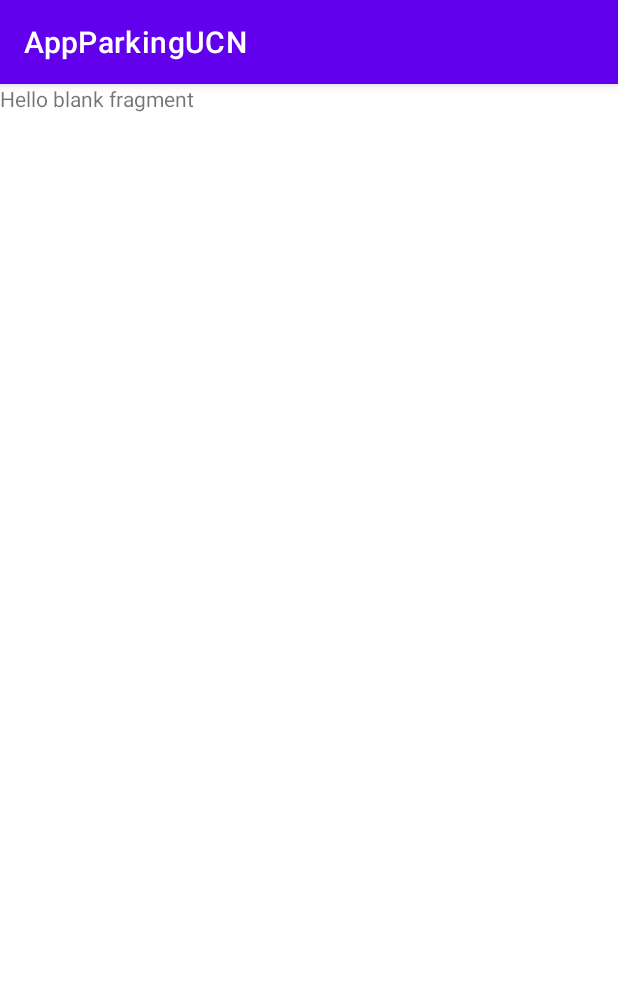
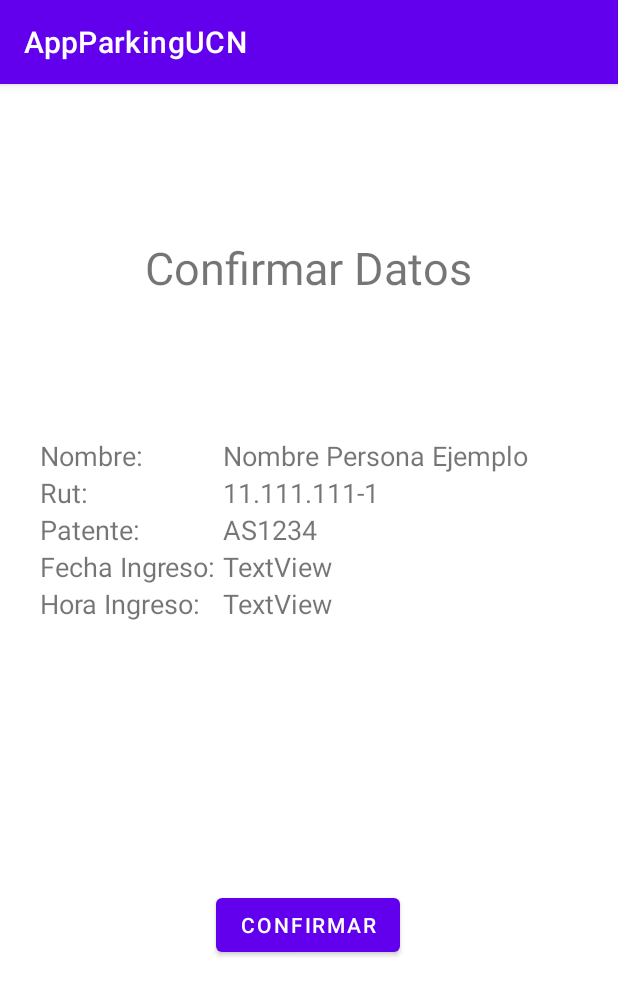
Before and after one commit to HyperCC/ParkingUCN, an Android app: the fragment RegistrarConfirmacion shown on its own in the app's theme, on a phone screen of 412 x 824 dp. Shown: the top 996 px of the screen. Run offline under Robolectric (Android 15) with nearby library versions, the phone set to English and light mode, and no system bars.

Commit message:
style(app): add UI to fragment_registrar_confimacion.xml

```diff
--- a/App/app/src/main/res/layout/fragment_registrar_confirmacion.xml
+++ b/App/app/src/main/res/layout/fragment_registrar_confirmacion.xml
@@ -1,14 +1,155 @@
 <?xml version="1.0" encoding="utf-8"?>
 <FrameLayout xmlns:android="http://schemas.android.com/apk/res/android"
+    xmlns:app="http://schemas.android.com/apk/res-auto"
     xmlns:tools="http://schemas.android.com/tools"
     android:layout_width="match_parent"
     android:layout_height="match_parent"
     tools:context=".fragment.RegistrarConfirmacion">
 
+    <androidx.constraintlayout.widget.ConstraintLayout
+        android:layout_width="match_parent"
+        android:layout_height="match_parent">
+
     <!-- TODO: Update blank fragment layout -->
-    <TextView
-        android:layout_width="match_parent"
-        android:layout_height="match_parent"
-        android:text="@string/hello_blank_fragment" />
+
+        <TextView
+            android:id="@+id/textView21"
+            android:layout_width="346dp"
+            android:layout_height="38dp"
+            android:layout_marginTop="76dp"
+            android:text="Confirmar Datos"
+            android:textAlignment="center"
+            android:textSize="30sp"
+            app:layout_constraintBottom_toBottomOf="parent"
+            app:layout_constraintEnd_toEndOf="parent"
+            app:layout_constraintHorizontal_bias="0.492"
+            app:layout_constraintStart_toStartOf="parent"
+            app:layout_constraintTop_toTopOf="parent"
+            app:layout_constraintVertical_bias="0.04" />
+
+        <TableLayout
+            android:id="@+id/tableLayout"
+            android:layout_width="359dp"
+            android:layout_height="280dp"
+            android:layout_marginTop="16dp"
+            android:stretchColumns="1"
+            app:layout_constraintBottom_toBottomOf="parent"
+            app:layout_constraintEnd_toEndOf="parent"
+            app:layout_constraintStart_toStartOf="parent"
+            app:layout_constraintTop_toBottomOf="@+id/textView21"
+            app:layout_constraintVertical_bias="0.239">
+
+            <TableRow
+                android:layout_width="match_parent"
+                android:layout_height="match_parent">
+
+                <TextView
+                    android:id="@+id/textView7"
+                    android:layout_width="match_parent"
+                    android:layout_height="wrap_content"
+                    android:text="Nombre: "
+                    android:textSize="18sp" />
+
+                <TextView
+                    android:id="@+id/nombrePersonaBuscada"
+                    android:layout_width="match_parent"
+                    android:layout_height="wrap_content"
+                    android:text="Nombre Persona Ejemplo"
+                    android:textSize="18sp" />
+            </TableRow>
+
+            <TableRow
+                android:layout_width="match_parent"
+                android:layout_height="match_parent">
+
+                <TextView
+                    android:id="@+id/textView8"
+                    android:layout_width="match_parent"
+                    android:layout_height="wrap_content"
+                    android:text="Rut:"
+                    android:textSize="18sp" />
+
+                <TextView
+                    android:id="@+id/textView9"
+                    android:layout_width="match_parent"
+                    android:layout_height="wrap_content"
+                    android:text="11.111.111-1"
+                    android:textSize="18sp" />
+
+            </TableRow>
+
+            <TableRow
+                android:layout_width="match_parent"
+                android:layout_height="match_parent">
+
+                <TextView
+                    android:id="@+id/textView8"
+                    android:layout_width="match_parent"
+                    android:layout_height="wrap_content"
+                    android:text="Patente: "
+                    android:textSize="18sp" />
+
+                <TextView
+                    android:id="@+id/textView9"
+                    android:layout_width="match_parent"
+                    android:layout_height="wrap_content"
+                    android:text="AS1234"
+                    android:textSize="18sp" />
+
+            </TableRow>
+
+            <TableRow
+                android:layout_width="match_parent"
+                android:layout_height="match_parent">
+
+                <TextView
+                    android:id="@+id/textView11"
+                    android:layout_width="wrap_content"
+                    android:layout_height="wrap_content"
+                    android:text="Fecha Ingreso: "
+                    android:textSize="18sp" />
+
+                <TextView
+                    android:id="@+id/textView10"
+                    android:layout_width="wrap_content"
+                    android:layout_height="wrap_content"
+                    android:text="TextView"
+                    android:textSize="18sp" />
+            </TableRow>
+
+            <TableRow
+                android:layout_width="match_parent"
+                android:layout_height="match_parent">
+
+                <TextView
+                    android:id="@+id/textView15"
+                    android:layout_width="wrap_content"
+                    android:layout_height="wrap_content"
+                    android:text="Hora Ingreso: "
+                    android:textSize="18sp" />
+
+                <TextView
+                    android:id="@+id/textView14"
+                    android:layout_width="wrap_content"
+                    android:layout_height="wrap_content"
+                    android:text="TextView"
+                    android:textSize="18sp" />
+            </TableRow>
+
+        </TableLayout>
+
+        <Button
+            android:id="@+id/button"
+            android:layout_width="wrap_content"
+            android:layout_height="wrap_content"
+            android:text="Confirmar"
+            app:layout_constraintBottom_toBottomOf="parent"
+            app:layout_constraintEnd_toEndOf="parent"
+            app:layout_constraintHorizontal_bias="0.498"
+            app:layout_constraintStart_toStartOf="parent"
+            app:layout_constraintTop_toBottomOf="@+id/tableLayout"
+            app:layout_constraintVertical_bias="0.104" />
+
+    </androidx.constraintlayout.widget.ConstraintLayout>
 
 </FrameLayout>
```
